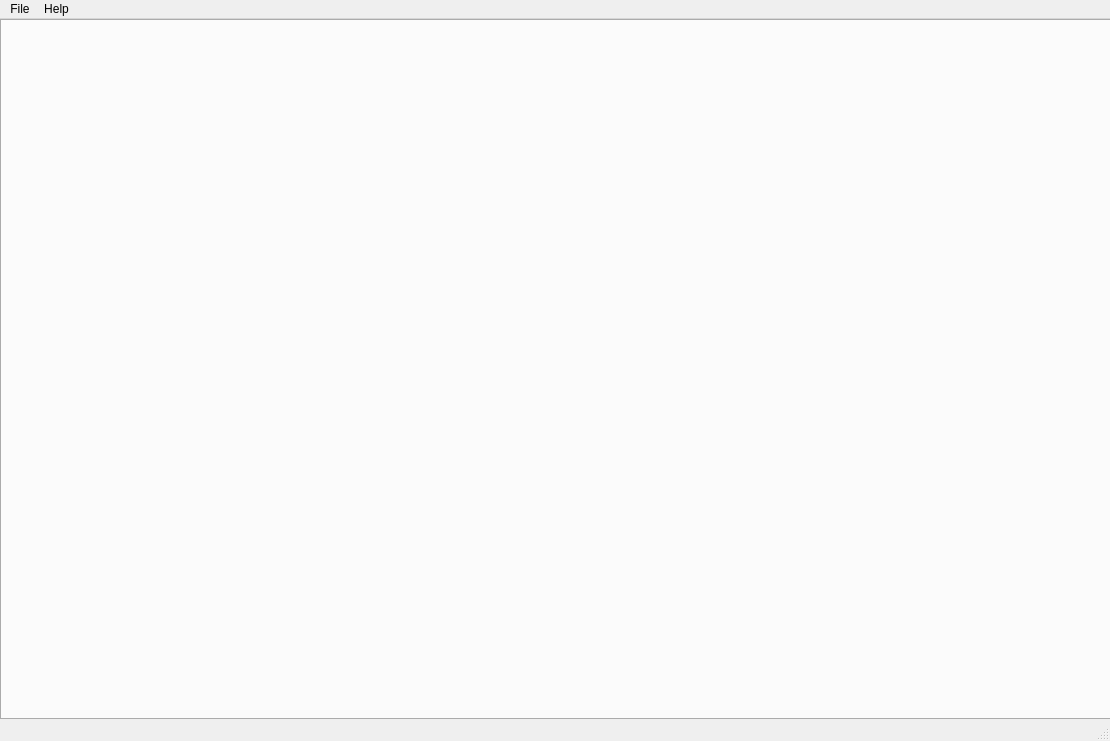
Before: the Qt Designer form interface.ui in Mot0511/CodeMaster, drawn with Qt 5.
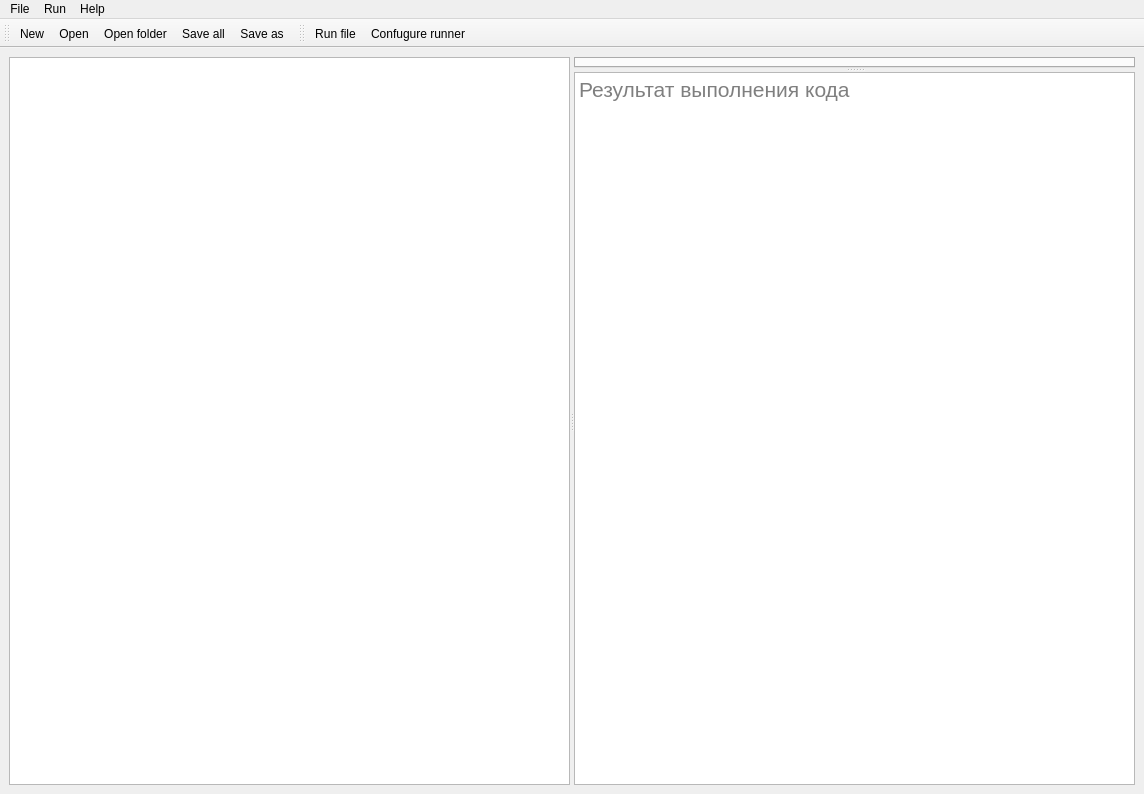
After: the same form once the commit is applied. Icons and pictures are not drawn.

What changed in the file:
```diff
--- a/interface.ui
+++ b/interface.ui
@@ -6,37 +6,70 @@
    <rect>
     <x>0</x>
     <y>0</y>
-    <width>1110</width>
-    <height>741</height>
+    <width>1144</width>
+    <height>794</height>
    </rect>
   </property>
   <property name="windowTitle">
    <string>CodeMaster</string>
   </property>
   <widget class="QWidget" name="centralwidget">
-   <widget class="QTabWidget" name="tabWidget">
-    <property name="geometry">
-     <rect>
-      <x>0</x>
-      <y>0</y>
-      <width>1111</width>
-      <height>701</height>
-     </rect>
-    </property>
-    <property name="currentIndex">
-     <number>-1</number>
-    </property>
-    <property name="tabsClosable">
-     <bool>true</bool>
-    </property>
-   </widget>
+   <property name="minimumSize">
+    <size>
+     <width>1129</width>
+     <height>739</height>
+    </size>
+   </property>
+   <property name="maximumSize">
+    <size>
+     <width>1167</width>
+     <height>16777215</height>
+    </size>
+   </property>
+   <layout class="QGridLayout" name="gridLayout">
+    <item row="0" column="0">
+     <widget class="QSplitter" name="horSplitter">
+      <property name="orientation">
+       <enum>Qt::Horizontal</enum>
+      </property>
+      <widget class="QTreeView" name="treeView">
+       <property name="headerHidden">
+        <bool>true</bool>
+       </property>
+      </widget>
+      <widget class="QSplitter" name="vertSplitter">
+       <property name="orientation">
+        <enum>Qt::Vertical</enum>
+       </property>
+       <widget class="QTabWidget" name="tabWidget">
+        <property name="currentIndex">
+         <number>-1</number>
+        </property>
+        <property name="tabsClosable">
+         <bool>true</bool>
+        </property>
+       </widget>
+       <widget class="QTextEdit" name="output">
+        <property name="font">
+         <font>
+          <pointsize>16</pointsize>
+         </font>
+        </property>
+        <property name="placeholderText">
+         <string>Результат выполнения кода</string>
+        </property>
+       </widget>
+      </widget>
+     </widget>
+    </item>
+   </layout>
   </widget>
   <widget class="QMenuBar" name="menubar">
    <property name="geometry">
     <rect>
      <x>0</x>
      <y>0</y>
-     <width>1110</width>
+     <width>1144</width>
      <height>21</height>
     </rect>
    </property>
@@ -60,10 +93,47 @@
     </property>
     <addaction name="actionAbout_CodeMaster"/>
    </widget>
+   <widget class="QMenu" name="menuRun">
+    <property name="title">
+     <string>Run</string>
+    </property>
+    <addaction name="actionRun_file"/>
+    <addaction name="actionRun_project"/>
+    <addaction name="actionConfugure_runner"/>
+   </widget>
    <addaction name="menuFile"/>
+   <addaction name="menuRun"/>
    <addaction name="menuHelp"/>
   </widget>
-  <widget class="QStatusBar" name="statusbar"/>
+  <widget class="QToolBar" name="toolBar">
+   <property name="windowTitle">
+    <string>toolBar</string>
+   </property>
+   <attribute name="toolBarArea">
+    <enum>TopToolBarArea</enum>
+   </attribute>
+   <attribute name="toolBarBreak">
+    <bool>false</bool>
+   </attribute>
+   <addaction name="actionNew"/>
+   <addaction name="actionOpen"/>
+   <addaction name="actionOpen_folder"/>
+   <addaction name="actionSave_all"/>
+   <addaction name="actionSave_as"/>
+  </widget>
+  <widget class="QToolBar" name="toolBar_2">
+   <property name="windowTitle">
+    <string>toolBar_2</string>
+   </property>
+   <attribute name="toolBarArea">
+    <enum>TopToolBarArea</enum>
+   </attribute>
+   <attribute name="toolBarBreak">
+    <bool>false</bool>
+   </attribute>
+   <addaction name="actionRun_file"/>
+   <addaction name="actionConfugure_runner"/>
+  </widget>
   <action name="actionOpen">
    <property name="icon">
     <iconset>
@@ -161,6 +231,38 @@
     <string>New</string>
    </property>
   </action>
+  <action name="actionOpen_folder">
+   <property name="icon">
+    <iconset>
+     <normaloff>icons/open_folder.png</normaloff>icons/open_folder.png</iconset>
+   </property>
+   <property name="text">
+    <string>Open folder</string>
+   </property>
+  </action>
+  <action name="actionRun_file">
+   <property name="icon">
+    <iconset>
+     <normaloff>icons/run (2).png</normaloff>icons/run (2).png</iconset>
+   </property>
+   <property name="text">
+    <string>Run file</string>
+   </property>
+  </action>
+  <action name="actionRun_project">
+   <property name="text">
+    <string>Run project</string>
+   </property>
+  </action>
+  <action name="actionConfugure_runner">
+   <property name="icon">
+    <iconset>
+     <normaloff>icons/configurate.png</normaloff>icons/configurate.png</iconset>
+   </property>
+   <property name="text">
+    <string>Confugure runner</string>
+   </property>
+  </action>
  </widget>
  <resources/>
  <connections/>
```
Left out of the diff: 3 changed lines with no effect on the pictures.
